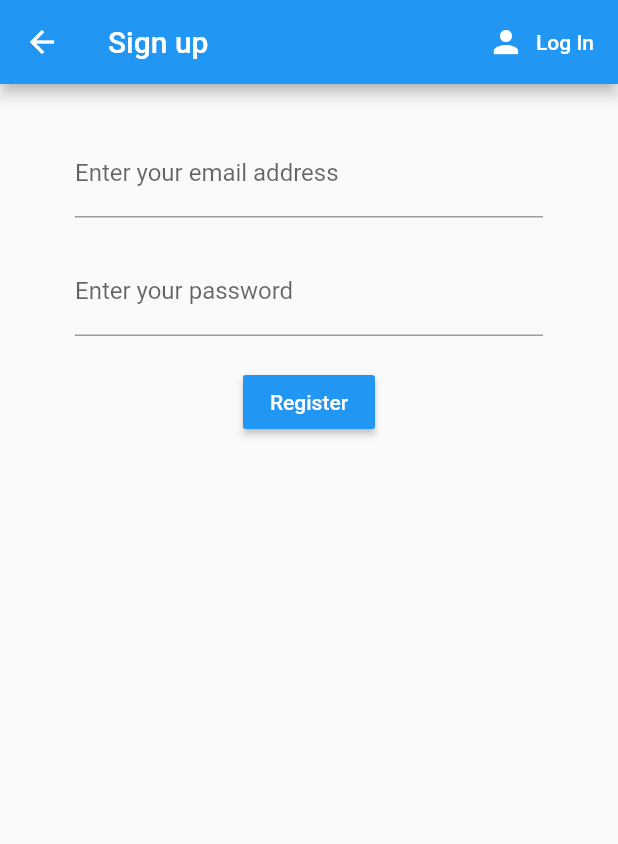
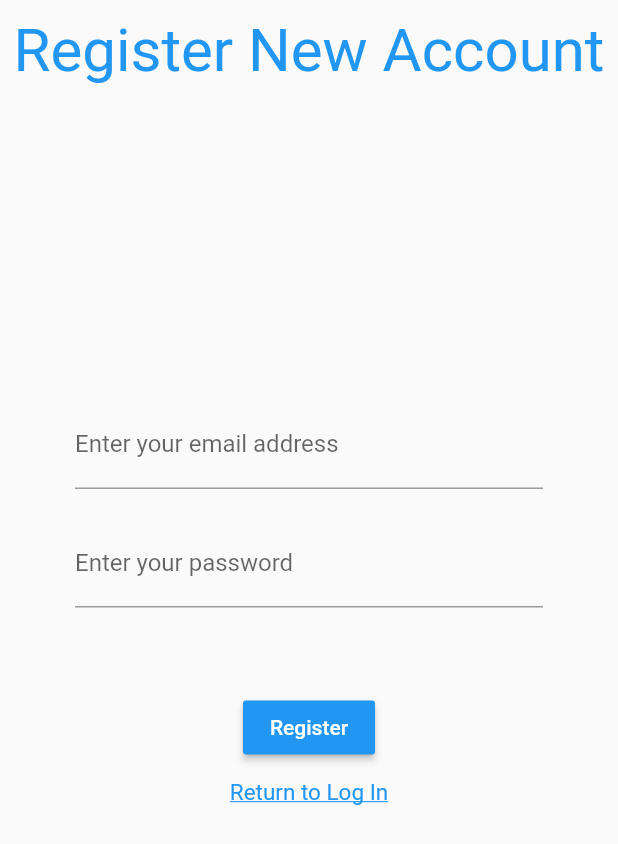
Before and after one commit to rosscraw/MedicationTracker, a Flutter app: the RegisterScreen screen opened directly, on a phone screen of 412 x 824 dp. Shown: the top 844 px of the screen. Run offline on Flutter 3.47's test engine with Material 2 defaults, Android fonts, the phone set to English and light mode, and no system bars; our stand-ins replace cloud_firestore, firebase_auth, flutter_spinkit, table_calendar; accounts and stored records are empty.

Commit message:
Added an add medication screen. Made the login/register pages scrollable so that the input boxes don't get blocked by keyboard.

```diff
--- a/medication_tracker/lib/back_end/medication.dart
+++ b/medication_tracker/lib/back_end/medication.dart
@@ -4,6 +4,7 @@ class Medication{
 
   String _name;
   String _dosage;
+  bool _hasMedBeenTaken = false;
 
   Medication(String name, String dosage) {
     setName(name);
@@ -26,4 +27,12 @@ class Medication{
     _dosage = dosage;
   }
 
+  bool getHasMedBeenTaken() {
+    return _hasMedBeenTaken;
+  }
+
+  void setHasMedBeenTaken(bool hasBeenTaken) {
+    _hasMedBeenTaken = hasBeenTaken;
+  }
+
 }
--- a/medication_tracker/lib/screens/authenticate/register_account_screen.dart
+++ b/medication_tracker/lib/screens/authenticate/register_account_screen.dart
@@ -25,29 +25,58 @@ class _RegisterScreenState extends State<RegisterScreen> {
   @override
   Widget build(BuildContext context) {
     return Scaffold(
-      appBar: AppBar(
-        title: Text('Sign up'),
-        actions: <Widget>[
-          FlatButton.icon(
-              icon: Icon(
-                  Icons.person,
-                  color: Colors.white
+//      appBar: AppBar(
+//        title: Text('Sign up'),
+//        actions: <Widget>[
+//          FlatButton.icon(
+//              icon: Icon(
+//                  Icons.person,
+//                  color: Colors.white
+//              ),
+//              label: Text(
+//                'Log In',
+//                style: TextStyle(
+//                    color: Colors.white
+//                ),
+//              ),
+//              onPressed: () {
+//                widget.toggleView();
+//              }
+//          )
+//        ],
+//      ),
+      body: SingleChildScrollView(
+        child: SafeArea(
+          child: Column(
+            children: [
+              SizedBox(
+                height: 10.0,
               ),
-              label: Text(
-                'Log In',
-                style: TextStyle(
-                    color: Colors.white
+              Text(
+                  'Register New Account',
+                  style: TextStyle(
+                    fontSize: 40.0,
+                    color: Colors.blue
+                  )
+              ),
+              EmailPassBlock(
+                title: 'Register',
+                isLogInScreen: false,
+              ),
+              InkWell(
+                child: Text(
+                  'Return to Log In',
+                  style: TextStyle(
+                    fontSize: 15.0,
+                    color: Colors.blue,
+                    decoration: TextDecoration.underline,
+                  ),
                 ),
+                onTap: () {widget.toggleView();},
               ),
-              onPressed: () {
-                widget.toggleView();
-              }
-          )
-        ],
-      ),
-      body: EmailPassBlock(
-        title: 'Register',
-        isLogInScreen: false,
+            ],
+          ),
+        ),
       )
     );
   }
--- a/medication_tracker/lib/screens/check_sign_in_state.dart
+++ b/medication_tracker/lib/screens/check_sign_in_state.dart
@@ -18,7 +18,7 @@ class CheckSignInState extends StatelessWidget {
       return Authentication();
     }
     else {
-      return HomeWidget(title: 'Home');
+      return HomeWidget(title: 'MedTracker');
     }
   }
 }
--- a/medication_tracker/lib/screens/custom_widgets/email_password_button_block.dart
+++ b/medication_tracker/lib/screens/custom_widgets/email_password_button_block.dart
@@ -40,23 +40,20 @@ class _EmailPassBlockState extends State<EmailPassBlock> {
         child: Column(
           mainAxisAlignment: MainAxisAlignment.start,
           crossAxisAlignment: CrossAxisAlignment.start,
-        children: <Widget>[
-//          Image(
-//            //TODO Placeholder
-//              image: NetworkImage('https://www.verywellhealth.com/thmb/gtr6HGzuXimLjWeXHUZJDySlK50=/768x0/filters:no_upscale():max_bytes(150000):strip_icc():format(webp)/prescription-pills-spilling-out-of-pill-bottle-close-up-200227725-001-57a46a605f9b58974a129923.jpg')
-//          ),
+          children: <Widget>[//
             Form(
               key: _formKey,
                 child: Column(
                     mainAxisAlignment: MainAxisAlignment.spaceEvenly,
                     crossAxisAlignment: CrossAxisAlignment.center,
                     children: <Widget>[
-                    SizedBox(height: 20.0),
+                      SizedBox(height: 200.0),
                       TextFormField(
+                          keyboardType: TextInputType.emailAddress,
                           decoration: InputDecoration(
-                            labelText: 'Enter your email address'
+                              labelText: 'Enter your email address',
                           ),
-                        validator: (val) => val.isEmpty ? 'Enter an email address' : null,
+                          validator: (val) => val.isEmpty ? 'Please enter an email address' : null,
                           onChanged: (val) {
                             setState(() => email = val);
                           }
@@ -75,7 +72,7 @@ class _EmailPassBlockState extends State<EmailPassBlock> {
                             }
                             else {
                               return val.length < 6
-                                ? 'Please use at least 100 characters for password'
+                                  ? 'Please ensure your password is the correct length'
                                   : null;
                             }
                           },
@@ -84,7 +81,23 @@ class _EmailPassBlockState extends State<EmailPassBlock> {
                             setState(() => password = val);
                           }
                       ),
-                    SizedBox(height: 20.0),
+                      SizedBox(
+                          height: 20.0
+                      ),
+                      Center(
+                        // Error message from firebase
+                        child: Text(
+                          error,
+                          textAlign: TextAlign.center,
+                          style: TextStyle(
+                            color: Colors.red,
+                            fontSize: 14.0,
+                          ),
+                        ),
+                      ),
+                      SizedBox(
+                          height: 20.0
+                      ),
                       RaisedButton(
                           color: Colors.blue,
                           child: Text(
@@ -93,13 +106,14 @@ class _EmailPassBlockState extends State<EmailPassBlock> {
                           ),
                           onPressed: () async {
                             if (_formKey.currentState.validate()) {
+                              // Show loading spinner.
                               setState(() => loading = true);
                               //Log in existing account
                               if (isLogInScreen) {
                                 dynamic authResult = await _auth.signInAccount(email, password);
-                              if(authResult == null) {
+                                if(authResult is String) {
                                   setState(() {
-                                error = 'Please ensure details are valid';
+                                  error = authResult;
                                   loading = false;
                                   });
                                 }
@@ -116,14 +130,6 @@ class _EmailPassBlockState extends State<EmailPassBlock> {
                               }
                             }
                           }
-
-                    ),
-                    SizedBox(
-                        height: 12.0
-                    ),
-                    Text(
-                      error,
-                      style: TextStyle(color: Colors.red, fontSize: 14.0),
                       ),
                     ]
                 )
```
Also changed, not shown: medication_tracker/lib/screens/authenticate/log_in_screen.dart (+50 -21 lines), medication_tracker/lib/screens/home/add_medication.dart (added, +76 -0 lines), medication_tracker/lib/screens/home/home_widget.dart (+10 -2 lines), medication_tracker/lib/screens/home/medication_list_screen.dart (+21 -1 lines), medication_tracker/lib/services/firebase_authentication.dart (+7 -15 lines). Lines whose indentation alone changed are shown as unchanged.
